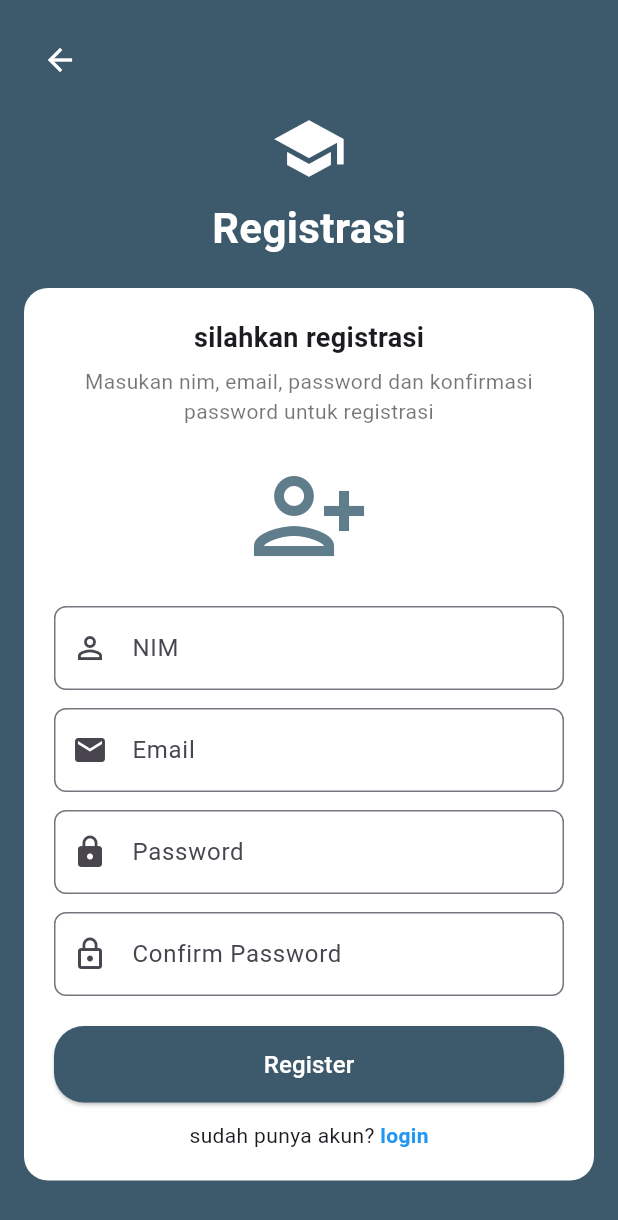
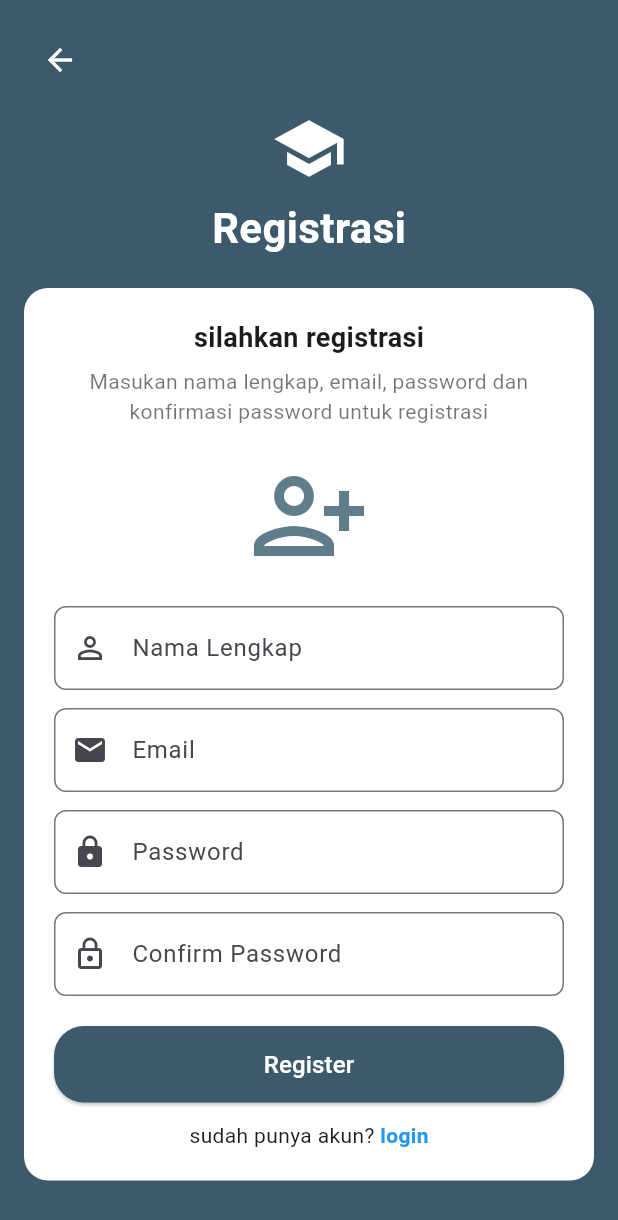
Before and after one commit to Dnoirzz/project_5c_2, a Flutter app: the RegisterScreen screen opened directly, on a phone screen of 412 x 824 dp. Shown: the top 1220 px of the screen. Run offline on Flutter 3.47's test engine with Material 3 defaults, Android fonts, the phone set to English and light mode, and no system bars; our stand-ins replace flutter_datetime_picker_plus; network calls fail.

Commit message:
memberikan alertlog bagian yang salah password dan perubahan nim menjadi nama lengkap

```diff
--- a/lib/scr/register_scr.dart
+++ b/lib/scr/register_scr.dart
@@ -64,7 +64,7 @@ class RegisterScreen extends StatelessWidget {
                     ),
                     const SizedBox(height: 6),
                     const Text(
-                      "Masukan nim, email, password dan konfirmasi password untuk registrasi",
+                      "Masukan nama lengkap, email, password dan konfirmasi password untuk registrasi",
                       textAlign: TextAlign.center,
                       style: TextStyle(fontSize: 14, color: Colors.black54),
                     ),
@@ -84,7 +84,7 @@ class RegisterScreen extends StatelessWidget {
                     TextField(
                       decoration: InputDecoration(
                         prefixIcon: const Icon(Icons.perm_identity),
-                        hintText: "NIM",
+                        hintText: "Nama Lengkap",
                         border: OutlineInputBorder(
                           borderRadius: BorderRadius.circular(8),
                         ),
```
Also changed, not shown: lib/scr/login_scr.dart (+18 -6 lines).
